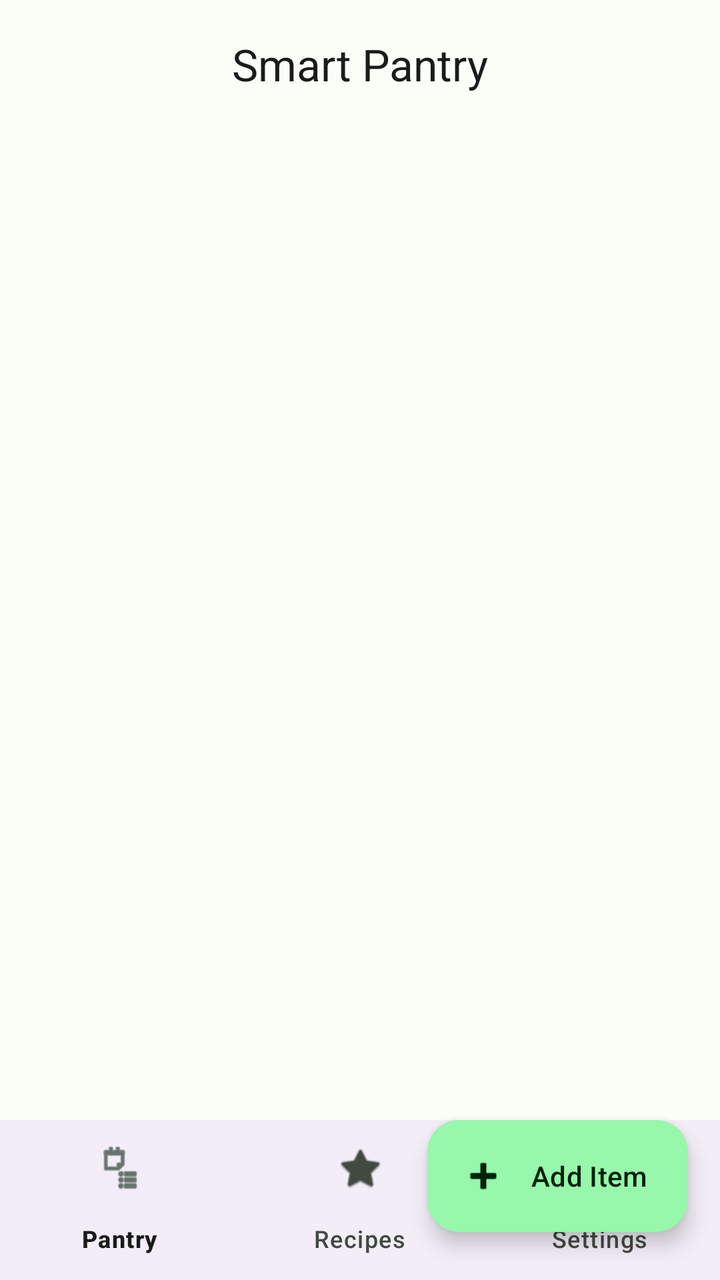
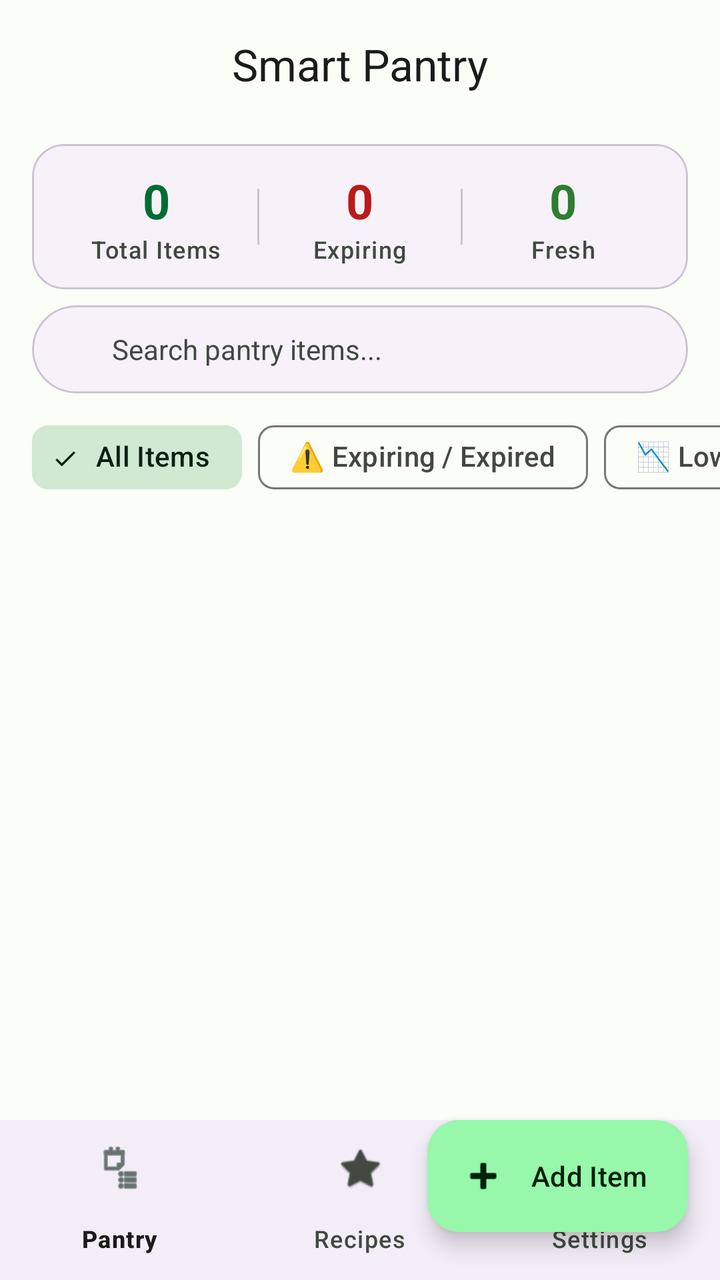

Compare the two renders of this Android layout. The source of the first and the diff that turns it into the second are given below.
<!-- AndroidManifest.xml: application theme Theme.SmartPantry -->
<!-- res/layout/activity_pantry.xml -->
<?xml version="1.0" encoding="utf-8"?>
<androidx.coordinatorlayout.widget.CoordinatorLayout xmlns:android="http://schemas.android.com/apk/res/android"
    xmlns:app="http://schemas.android.com/apk/res-auto"
    android:layout_width="match_parent"
    android:layout_height="match_parent"
    android:background="?attr/colorSurface">

    <com.google.android.material.appbar.AppBarLayout
        android:layout_width="match_parent"
        android:layout_height="wrap_content"
        app:liftOnScroll="true">

        <com.google.android.material.appbar.MaterialToolbar
            android:id="@+id/toolbar"
            android:layout_width="match_parent"
            android:layout_height="?attr/actionBarSize"
            app:title="Smart Pantry"
            app:titleCentered="true" />

    </com.google.android.material.appbar.AppBarLayout>

    <androidx.recyclerview.widget.RecyclerView
        android:id="@+id/pantryList"
        android:layout_width="match_parent"
        android:layout_height="match_parent"
        android:clipToPadding="false"
        android:paddingBottom="88dp"
        app:layout_behavior="@string/appbar_scrolling_view_behavior" />

    <com.google.android.material.card.MaterialCardView
        android:id="@+id/emptyCardView"
        android:layout_width="match_parent"
        android:layout_height="wrap_content"
        android:layout_gravity="center"
        android:layout_margin="24dp"
        android:visibility="gone"
        app:cardCornerRadius="24dp"
        app:cardElevation="0dp"
        app:strokeColor="?attr/colorOutline"
        app:strokeWidth="1dp">

        <LinearLayout
            android:layout_width="match_parent"
            android:layout_height="wrap_content"
            android:gravity="center"
            android:orientation="vertical"
            android:padding="32dp">

            <TextView
                android:layout_width="wrap_content"
                android:layout_height="wrap_content"
                android:text="📦"
                android:textSize="64sp" />

            <TextView
                android:layout_width="wrap_content"
                android:layout_height="wrap_content"
                android:layout_marginTop="16dp"
                android:text="Your pantry is empty"
                android:textAppearance="?attr/textAppearanceTitleLarge"
                android:textColor="?attr/colorOnSurface"
                android:textStyle="bold" />

            <TextView
                android:layout_width="wrap_content"
                android:layout_height="wrap_content"
                android:layout_marginTop="8dp"
                android:gravity="center"
                android:text="Start adding items to track your stock and get recipe suggestions."
                android:textAppearance="?attr/textAppearanceBodyMedium"
                android:textColor="?attr/colorOnSurfaceVariant" />

            <com.google.android.material.button.MaterialButton
                android:id="@+id/emptyAddButton"
                style="@style/Widget.Material3.Button.TonalButton"
                android:layout_width="wrap_content"
                android:layout_height="wrap_content"
                android:layout_marginTop="24dp"
                android:text="Add your first item"
                app:icon="@android:drawable/ic_input_add" />
        </LinearLayout>
    </com.google.android.material.card.MaterialCardView>

    <com.google.android.material.floatingactionbutton.ExtendedFloatingActionButton
        android:id="@+id/addButton"
        android:layout_width="wrap_content"
        android:layout_height="wrap_content"
        android:layout_gravity="bottom|end"
        android:layout_margin="16dp"
        android:layout_marginBottom="96dp"
        android:text="Add Item"
        app:icon="@android:drawable/ic_input_add"
        app:layout_anchor="@id/bottomNavigation"
        app:layout_anchorGravity="top|end" />

    <com.google.android.material.bottomnavigation.BottomNavigationView
        android:id="@+id/bottomNavigation"
        android:layout_width="match_parent"
        android:layout_height="wrap_content"
        android:layout_gravity="bottom"
        app:menu="@menu/bottom_nav_menu" />

</androidx.coordinatorlayout.widget.CoordinatorLayout>
<!-- resources referenced by this layout -->
<resources>
  <style name="Theme.SmartPantry" parent="Theme.Material3.DayNight.NoActionBar">
          <item name="colorPrimary">@color/primary</item>
          <item name="colorOnPrimary">@color/onPrimary</item>
          <item name="colorPrimaryContainer">@color/primaryContainer</item>
          <item name="colorOnPrimaryContainer">@color/onPrimaryContainer</item>
  
          <item name="colorSecondary">@color/secondary</item>
          <item name="colorOnSecondary">@color/onSecondary</item>
          <item name="colorSecondaryContainer">@color/secondaryContainer</item>
          <item name="colorOnSecondaryContainer">@color/onSecondaryContainer</item>
  
          <item name="colorSurface">@color/surface</item>
          <item name="colorOnSurface">@color/onSurface</item>
          <item name="colorSurfaceVariant">@color/surfaceVariant</item>
          <item name="colorOnSurfaceVariant">@color/onSurfaceVariant</item>
          <item name="colorOutline">@color/outline</item>
          <item name="colorError">@color/error</item>
          <item name="colorOnError">@color/onError</item>
  
          <item name="android:windowBackground">@color/surface</item>
          <item name="android:textColorPrimary">@color/onSurface</item>
  
          <item name="toolbarStyle">@style/Widget.Material3.Toolbar</item>
          <item name="materialCardViewStyle">@style/Widget.Material3.CardView.Elevated</item>
  
          
          <item name="android:textColorSecondary">@color/onSurfaceVariant</item>
          <item name="editTextColor">@color/onSurface</item>
          <item name="android:editTextColor">@color/onSurface</item>
      </style>
  <color name="primary">#006D31</color>
  <color name="onPrimary">#FFFFFF</color>
  <color name="primaryContainer">#97F7AA</color>
  <color name="onPrimaryContainer">#00210A</color>
  <color name="secondary">#4F6352</color>
  <color name="onSecondary">#FFFFFF</color>
  <color name="secondaryContainer">#D1E8D3</color>
  <color name="onSecondaryContainer">#0C1F12</color>
  <color name="surface">#FBFDF7</color>
  <color name="onSurface">#191C1A</color>
  <color name="surfaceVariant">#DDE5DB</color>
  <color name="onSurfaceVariant">#414941</color>
  <color name="outline">#717971</color>
  <color name="error">#BA1A1A</color>
  <color name="onError">#FFFFFF</color>
</resources>

<!-- the commit's change to res/layout/activity_pantry.xml (unified diff, before → after) -->
@@ -6,8 +6,10 @@
     android:background="?attr/colorSurface">
 
     <com.google.android.material.appbar.AppBarLayout
+        android:id="@+id/appBarLayout"
         android:layout_width="match_parent"
         android:layout_height="wrap_content"
+        app:elevation="0dp"
         app:liftOnScroll="true">
 
         <com.google.android.material.appbar.MaterialToolbar
@@ -19,67 +21,286 @@
 
     </com.google.android.material.appbar.AppBarLayout>
 
-    <androidx.recyclerview.widget.RecyclerView
-        android:id="@+id/pantryList"
+    <LinearLayout
         android:layout_width="match_parent"
         android:layout_height="match_parent"
-        android:clipToPadding="false"
-        android:paddingBottom="88dp"
-        app:layout_behavior="@string/appbar_scrolling_view_behavior" />
-
-    <com.google.android.material.card.MaterialCardView
-        android:id="@+id/emptyCardView"
-        android:layout_width="match_parent"
-        android:layout_height="wrap_content"
-        android:layout_gravity="center"
-        android:layout_margin="24dp"
-        android:visibility="gone"
-        app:cardCornerRadius="24dp"
-        app:cardElevation="0dp"
-        app:strokeColor="?attr/colorOutline"
-        app:strokeWidth="1dp">
-
-        <LinearLayout
+        android:orientation="vertical"
+        app:layout_behavior="@string/appbar_scrolling_view_behavior">
+
+        
+        <com.google.android.material.card.MaterialCardView
+            android:id="@+id/summaryCard"
             android:layout_width="match_parent"
             android:layout_height="wrap_content"
-            android:gravity="center"
-            android:orientation="vertical"
-            android:padding="32dp">
-
-            <TextView
+            android:layout_marginStart="16dp"
+            android:layout_marginTop="8dp"
+            android:layout_marginEnd="16dp"
+            android:layout_marginBottom="8dp"
+            app:cardCornerRadius="16dp"
+            app:cardElevation="0dp"
+            app:strokeColor="?attr/colorOutlineVariant"
+            app:strokeWidth="1dp">
+
+            <LinearLayout
+                android:layout_width="match_parent"
+                android:layout_height="wrap_content"
+                android:orientation="horizontal"
+                android:padding="12dp">
+
+                
+                <LinearLayout
+                    android:layout_width="0dp"
+                    android:layout_height="wrap_content"
+                    android:layout_weight="1"
+                    android:gravity="center"
+                    android:orientation="vertical">
+
+                    <TextView
+                        android:id="@+id/statTotalCount"
+                        android:layout_width="wrap_content"
+                        android:layout_height="wrap_content"
+                        android:text="0"
+                        android:textAppearance="?attr/textAppearanceHeadlineSmall"
+                        android:textColor="?attr/colorPrimary"
+                        android:textStyle="bold" />
+
+                    <TextView
+                        android:layout_width="wrap_content"
+                        android:layout_height="wrap_content"
+                        android:text="Total Items"
+                        android:textAppearance="?attr/textAppearanceLabelMedium"
+                        android:textColor="?attr/colorOnSurfaceVariant" />
+                </LinearLayout>
+
+                <View
+                    android:layout_width="1dp"
+                    android:layout_height="28dp"
+                    android:layout_gravity="center_vertical"
+                    android:background="?attr/colorOutlineVariant" />
+
+                
+                <LinearLayout
+                    android:layout_width="0dp"
+                    android:layout_height="wrap_content"
+                    android:layout_weight="1"
+                    android:gravity="center"
+                    android:orientation="vertical">
+
+                    <TextView
+                        android:id="@+id/statExpiringCount"
+                        android:layout_width="wrap_content"
+                        android:layout_height="wrap_content"
+                        android:text="0"
+                        android:textAppearance="?attr/textAppearanceHeadlineSmall"
+                        android:textColor="?attr/colorError"
+                        android:textStyle="bold" />
+
+                    <TextView
+                        android:layout_width="wrap_content"
+                        android:layout_height="wrap_content"
+                        android:text="Expiring"
+                        android:textAppearance="?attr/textAppearanceLabelMedium"
+                        android:textColor="?attr/colorOnSurfaceVariant" />
+                </LinearLayout>
+
+                <View
+                    android:layout_width="1dp"
+                    android:layout_height="28dp"
+                    android:layout_gravity="center_vertical"
+                    android:background="?attr/colorOutlineVariant" />
+
+                
+                <LinearLayout
+                    android:layout_width="0dp"
+                    android:layout_height="wrap_content"
+                    android:layout_weight="1"
+                    android:gravity="center"
+                    android:orientation="vertical">
+
+                    <TextView
+                        android:id="@+id/statFreshCount"
+                        android:layout_width="wrap_content"
+                        android:layout_height="wrap_content"
+                        android:text="0"
+                        android:textAppearance="?attr/textAppearanceHeadlineSmall"
+                        android:textColor="#2E7D32"
+                        android:textStyle="bold" />
+
+                    <TextView
+                        android:layout_width="wrap_content"
+                        android:layout_height="wrap_content"
+                        android:text="Fresh"
+                        android:textAppearance="?attr/textAppearanceLabelMedium"
+                        android:textColor="?attr/colorOnSurfaceVariant" />
+                </LinearLayout>
+            </LinearLayout>
+        </com.google.android.material.card.MaterialCardView>
+
+        
+        <com.google.android.material.card.MaterialCardView
+            android:layout_width="match_parent"
+            android:layout_height="wrap_content"
+            android:layout_marginStart="16dp"
+            android:layout_marginEnd="16dp"
+            android:layout_marginBottom="8dp"
+            app:cardCornerRadius="24dp"
+            app:cardElevation="0dp"
+            app:strokeColor="?attr/colorOutlineVariant"
+            app:strokeWidth="1dp">
+
+            <LinearLayout
+                android:layout_width="match_parent"
+                android:layout_height="44dp"
+                android:gravity="center_vertical"
+                android:orientation="horizontal"
+                android:paddingStart="12dp"
+                android:paddingEnd="12dp">
+
+                <ImageView
+                    android:layout_width="20dp"
+                    android:layout_height="20dp"
+                    android:src="@drawable/ic_search"
+                    app:tint="?attr/colorOnSurfaceVariant" />
+
+                <EditText
+                    android:id="@+id/searchEditText"
+                    android:layout_width="0dp"
+                    android:layout_height="match_parent"
+                    android:layout_marginStart="8dp"
+                    android:layout_weight="1"
+                    android:background="@null"
+                    android:hint="Search pantry items..."
+                    android:imeOptions="actionDone"
+                    android:inputType="text"
+                    android:maxLines="1"
+                    android:textColor="?attr/colorOnSurface"
+                    android:textColorHint="?attr/colorOnSurfaceVariant"
+                    android:textSize="14sp" />
+
+                <ImageView
+                    android:id="@+id/clearSearchButton"
+                    android:layout_width="20dp"
+                    android:layout_height="20dp"
+                    android:background="?attr/selectableItemBackgroundBorderless"
+                    android:contentDescription="Clear"
+                    android:src="@android:drawable/ic_menu_close_clear_cancel"
+                    android:visibility="gone"
+                    app:tint="?attr/colorOnSurfaceVariant" />
+            </LinearLayout>
+        </com.google.android.material.card.MaterialCardView>
+
+        
+        <HorizontalScrollView
+            android:layout_width="match_parent"
+            android:layout_height="wrap_content"
+            android:clipToPadding="false"
+            android:paddingStart="16dp"
+            android:paddingEnd="16dp"
+            android:scrollbars="none">
+
+            <com.google.android.material.chip.ChipGroup
+                android:id="@+id/filterChipGroup"
                 android:layout_width="wrap_content"
                 android:layout_height="wrap_content"
-                android:text="📦"
-                android:textSize="64sp" />
-
-            <TextView
-                android:layout_width="wrap_content"
+                app:singleSelection="true"
+                app:selectionRequired="true">
+
+                <com.google.android.material.chip.Chip
+                    android:id="@+id/chipAll"
+                    style="@style/Widget.Material3.Chip.Filter"
+                    android:layout_width="wrap_content"
+                    android:layout_height="wrap_content"
+                    android:checked="true"
+                    android:text="All Items" />
+
+                <com.google.android.material.chip.Chip
+                    android:id="@+id/chipExpiring"
+                    style="@style/Widget.Material3.Chip.Filter"
+                    android:layout_width="wrap_content"
+                    android:layout_height="wrap_content"
+                    android:text="⚠️ Expiring / Expired" />
+
+                <com.google.android.material.chip.Chip
+                    android:id="@+id/chipLowStock"
+                    style="@style/Widget.Material3.Chip.Filter"
+                    android:layout_width="wrap_content"
+                    android:layout_height="wrap_content"
+                    android:text="📉 Low Stock" />
+            </com.google.android.material.chip.ChipGroup>
+        </HorizontalScrollView>
+
+        
+        <FrameLayout
+            android:layout_width="match_parent"
+            android:layout_height="match_parent">
+
+            <androidx.recyclerview.widget.RecyclerView
+                android:id="@+id/pantryList"
+                android:layout_width="match_parent"
+                android:layout_height="match_parent"
+                android:clipToPadding="false"
+                android:paddingTop="4dp"
+                android:paddingBottom="88dp" />
+
+            
+            <com.google.android.material.card.MaterialCardView
+                android:id="@+id/emptyCardView"
+                android:layout_width="match_parent"
                 android:layout_height="wrap_content"
-                android:layout_marginTop="16dp"
-                android:text="Your pantry is empty"
-                android:textAppearance="?attr/textAppearanceTitleLarge"
-                android:textColor="?attr/colorOnSurface"
-                android:textStyle="bold" />
-
-            <TextView
-                android:layout_width="wrap_content"
-                android:layout_height="wrap_content"
-                android:layout_marginTop="8dp"
-                android:gravity="center"
-                android:text="Start adding items to track your stock and get recipe suggestions."
-                android:textAppearance="?attr/textAppearanceBodyMedium"
-                android:textColor="?attr/colorOnSurfaceVariant" />
-
-            <com.google.android.material.button.MaterialButton
-                android:id="@+id/emptyAddButton"
-                style="@style/Widget.Material3.Button.TonalButton"
-                android:layout_width="wrap_content"
-                android:layout_height="wrap_content"
-                android:layout_marginTop="24dp"
-                android:text="Add your first item"
-                app:icon="@android:drawable/ic_input_add" />
-        </LinearLayout>
-    </com.google.android.material.card.MaterialCardView>
+                android:layout_gravity="center"
+                android:layout_margin="24dp"
+                android:visibility="gone"
+                app:cardCornerRadius="24dp"
+                app:cardElevation="0dp"
+                app:strokeColor="?attr/colorOutlineVariant"
+                app:strokeWidth="1dp">
+
+                <LinearLayout
+                    android:layout_width="match_parent"
+                    android:layout_height="wrap_content"
+                    android:gravity="center"
+                    android:orientation="vertical"
+                    android:padding="32dp">
+
+                    <TextView
+                        android:id="@+id/emptyIcon"
+                        android:layout_width="wrap_content"
+                        android:layout_height="wrap_content"
+                        android:text="📦"
+                        android:textSize="56sp" />
+
+                    <TextView
+                        android:id="@+id/emptyTitle"
+                        android:layout_width="wrap_content"
+                        android:layout_height="wrap_content"
+                        android:layout_marginTop="16dp"
+                        android:text="Your pantry is empty"
+                        android:textAppearance="?attr/textAppearanceTitleLarge"
+                        android:textColor="?attr/colorOnSurface"
+                        android:textStyle="bold" />
+
+                    <TextView
+                        android:id="@+id/emptySubtitle"
+                        android:layout_width="wrap_content"
+                        android:layout_height="wrap_content"
+                        android:layout_marginTop="8dp"
+                        android:gravity="center"
+                        android:text="Start adding items to track your stock and get recipe suggestions."
+                        android:textAppearance="?attr/textAppearanceBodyMedium"
+                        android:textColor="?attr/colorOnSurfaceVariant" />
+
+                    <com.google.android.material.button.MaterialButton
+                        android:id="@+id/emptyAddButton"
+                        style="@style/Widget.Material3.Button.TonalButton"
+                        android:layout_width="wrap_content"
+                        android:layout_height="wrap_content"
+                        android:layout_marginTop="20dp"
+                        android:text="Add your first item"
+                        app:icon="@android:drawable/ic_input_add" />
+                </LinearLayout>
+            </com.google.android.material.card.MaterialCardView>
+        </FrameLayout>
+    </LinearLayout>
 
     <com.google.android.material.floatingactionbutton.ExtendedFloatingActionButton
         android:id="@+id/addButton"
